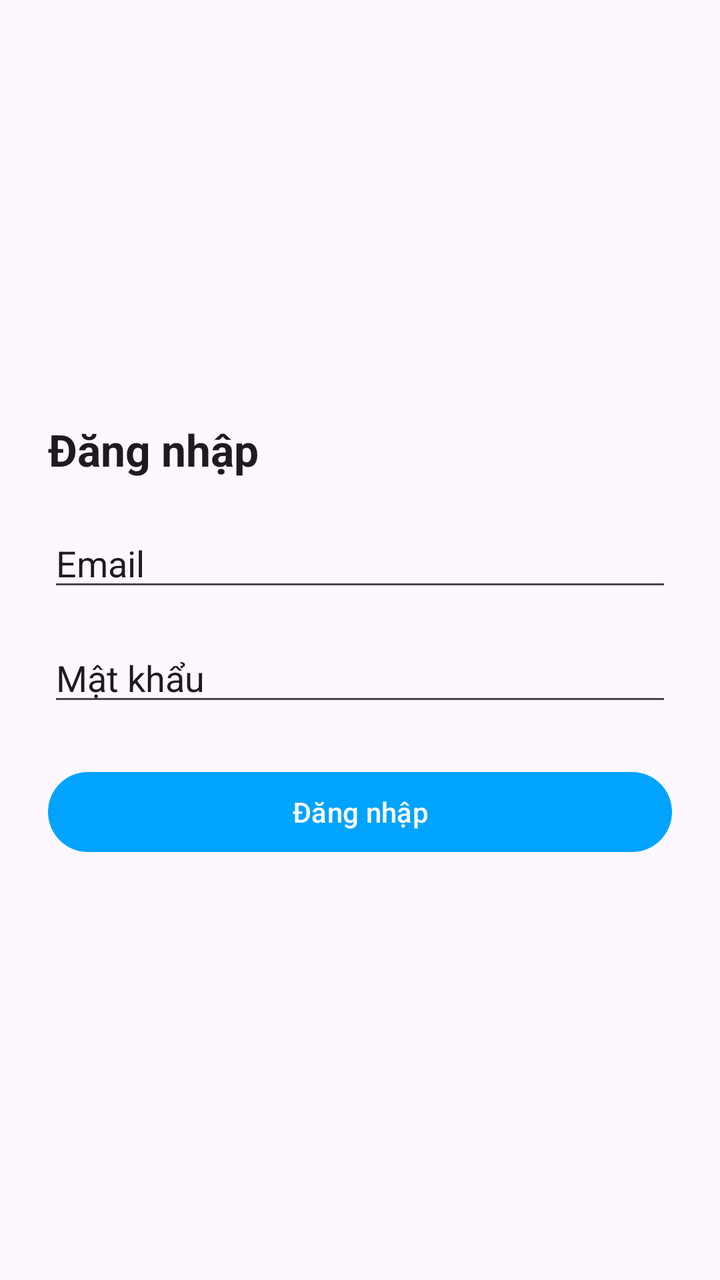
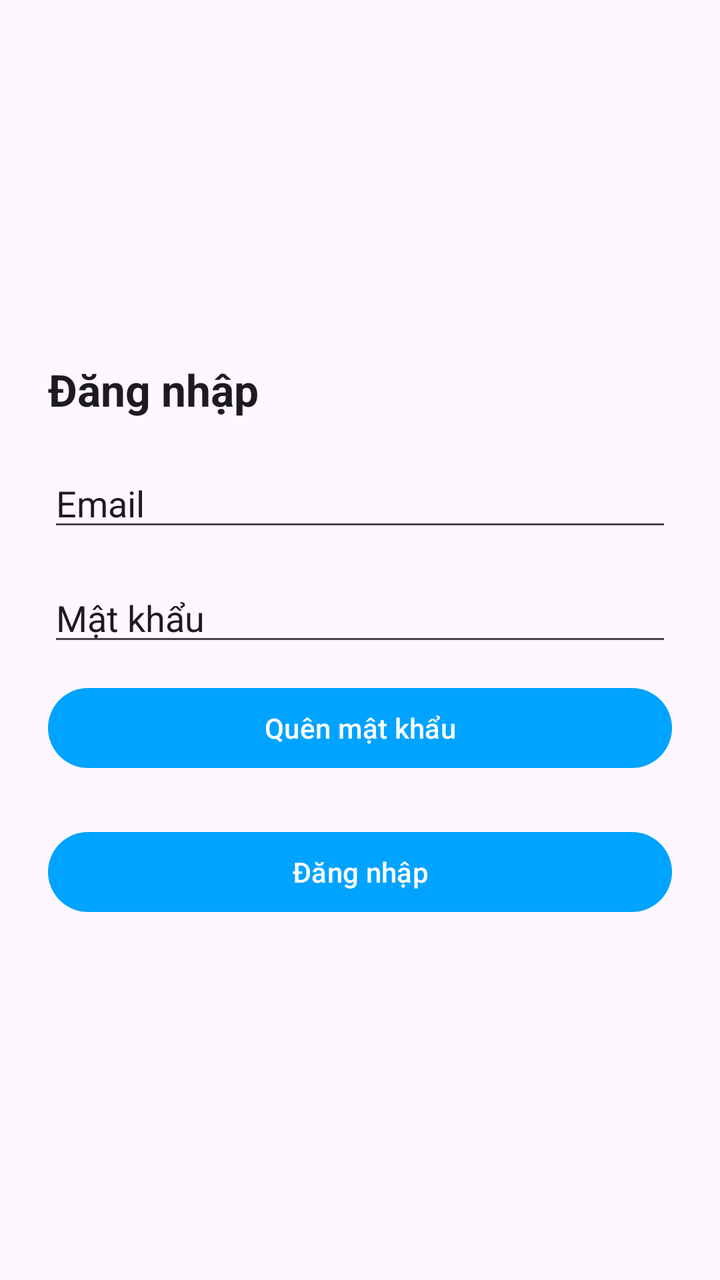

Screens rendered from an Android XML layout before and after an edit, with the pre-edit source and the edit as a unified diff.
<!-- AndroidManifest.xml: application theme Theme.BTLAND -->
<!-- res/layout/activity_login.xml -->
<?xml version="1.0" encoding="utf-8"?>
<LinearLayout xmlns:android="http://schemas.android.com/apk/res/android"
    android:layout_width="match_parent"
    android:layout_height="match_parent"
    android:background="?attr/colorSurface"
    android:gravity="center"
    android:orientation="vertical"
    android:padding="24dp">

    <TextView
        android:layout_width="match_parent"
        android:layout_height="wrap_content"
        android:text="Đăng nhập"
        android:textAppearance="@style/TextAppearance.Material3.TitleLarge"
        android:textColor="?attr/colorOnSurface"
        android:textStyle="bold" />

    <EditText
        android:id="@+id/edtEmail"
        android:layout_width="match_parent"
        android:layout_height="wrap_content"
        android:layout_marginTop="20dp"
        android:hint="Email"
        android:inputType="textEmailAddress"
        android:textColor="?attr/colorOnSurface"
        android:textColorHint="?attr/colorOnSurface" />

    <EditText
        android:id="@+id/edtPassword"
        android:layout_width="match_parent"
        android:layout_height="wrap_content"
        android:layout_marginTop="16dp"
        android:hint="Mật khẩu"
        android:inputType="textPassword"
        android:textColor="?attr/colorOnSurface"
        android:textColorHint="?attr/colorOnSurface" />

    <Button
        android:id="@+id/btnLogin"
        android:layout_width="match_parent"
        android:layout_height="wrap_content"
        android:layout_marginTop="24dp"
        android:text="Đăng nhập" />

</LinearLayout>
<!-- resources referenced by this layout -->
<resources>
  <style name="Theme.BTLAND" parent="Theme.Material3.DayNight.NoActionBar">
          <item name="colorPrimary">@color/blue_primary</item>
          <item name="colorSecondary">@color/orange_primary</item>
          <item name="colorOnPrimary">@color/white</item>
          <item name="android:statusBarColor">?attr/colorSurface</item>
          <item name="android:navigationBarColor">?attr/colorSurface</item>
          <item name="android:windowBackground">?attr/colorSurface</item>
      </style>
  <color name="blue_primary">#00A3FF</color>
  <color name="orange_primary">#FF8A00</color>
  <color name="white">#FFFFFF</color>
</resources>

<!-- the commit's change to res/layout/activity_login.xml (unified diff, before → after) -->
@@ -36,6 +36,13 @@
         android:textColorHint="?attr/colorOnSurface" />
 
     <Button
+        android:id="@+id/btnForgotPassword"
+        android:layout_width="match_parent"
+        android:layout_height="wrap_content"
+        android:layout_marginTop="12dp"
+        android:text="Quên mật khẩu" />
+
+    <Button
         android:id="@+id/btnLogin"
         android:layout_width="match_parent"
         android:layout_height="wrap_content"
